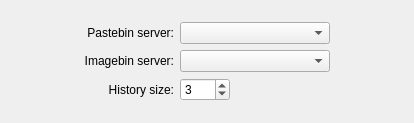
The window that applets/pastebin/pastebinConfig.ui (KDE/kdeplasma-addons) describes before a commit, drawn with Qt 5.
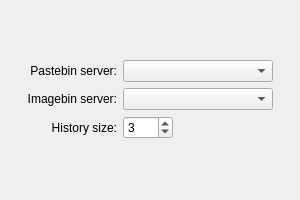
The same window after the commit. Custom widgets are drawn as their Qt base class.

Commit message:
Fix min/pref sizes of config dialog
We don't have the sentence that when translated was too big
anymore, but lets use a bigger widget to avoid scrollbars
and to give space in case we come up with another big sentence.

```diff
--- a/applets/pastebin/pastebinConfig.ui
+++ b/applets/pastebin/pastebinConfig.ui
@@ -6,10 +6,16 @@
    <rect>
     <x>0</x>
     <y>0</y>
-    <width>414</width>
-    <height>123</height>
+    <width>300</width>
+    <height>200</height>
    </rect>
   </property>
+  <property name="minimumSize">
+   <size>
+    <width>300</width>
+    <height>200</height>
+   </size>
+  </property>
   <property name="windowTitle">
    <string>Pastebin Config Dialog</string>
   </property>
```
